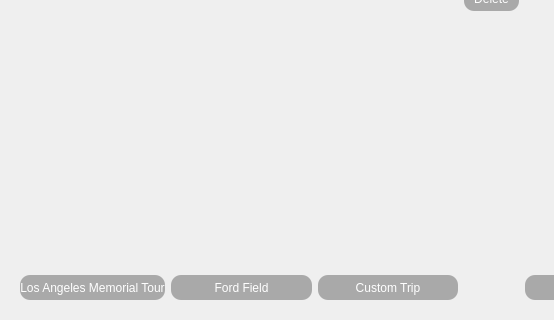
Old version of the form tour.ui in the repository Cyriously1/NFLTour; both pictures show x 0 to 554 and y 389 to 709 of the 982 by 709 pixel window.
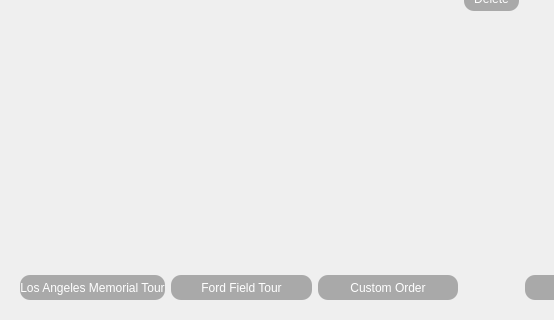
New version of the form.

Commit message: custom tour order function finished

Diff of the .ui file:
```diff
--- a/tour.ui
+++ b/tour.ui
@@ -87,14 +87,14 @@
            <item>
             <widget class="QPushButton" name="button_fordTrip">
              <property name="text">
-              <string>Ford Field</string>
+              <string>Ford Field Tour</string>
              </property>
             </widget>
            </item>
            <item>
             <widget class="QPushButton" name="button_customTrip">
              <property name="text">
-              <string>Custom Trip</string>
+              <string>Custom Order</string>
              </property>
             </widget>
            </item>
```
Left out of the diff: 2 changed lines with no effect on the pictures. The commit also changes 3 other files.
